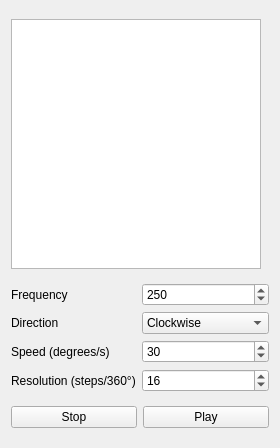
Before: the Qt Designer form TactonDebug/MagicCircle/magiccircle.ui in RackhamLeNoir/TactonLibrary, drawn with Qt 5.
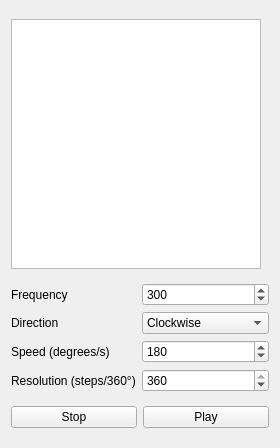
After: the same form once the commit is applied.

What changed in the file:
```diff
--- a/TactonDebug/MagicCircle/magiccircle.ui
+++ b/TactonDebug/MagicCircle/magiccircle.ui
@@ -46,10 +46,10 @@
          <number>1</number>
         </property>
         <property name="maximum">
-         <number>720</number>
+         <number>3000</number>
         </property>
         <property name="value">
-         <number>30</number>
+         <number>180</number>
         </property>
        </widget>
       </item>
@@ -90,7 +90,7 @@
          <number>360</number>
         </property>
         <property name="value">
-         <number>16</number>
+         <number>360</number>
         </property>
        </widget>
       </item>
@@ -110,7 +110,7 @@
          <number>400</number>
         </property>
         <property name="value">
-         <number>250</number>
+         <number>300</number>
         </property>
        </widget>
       </item>
```
